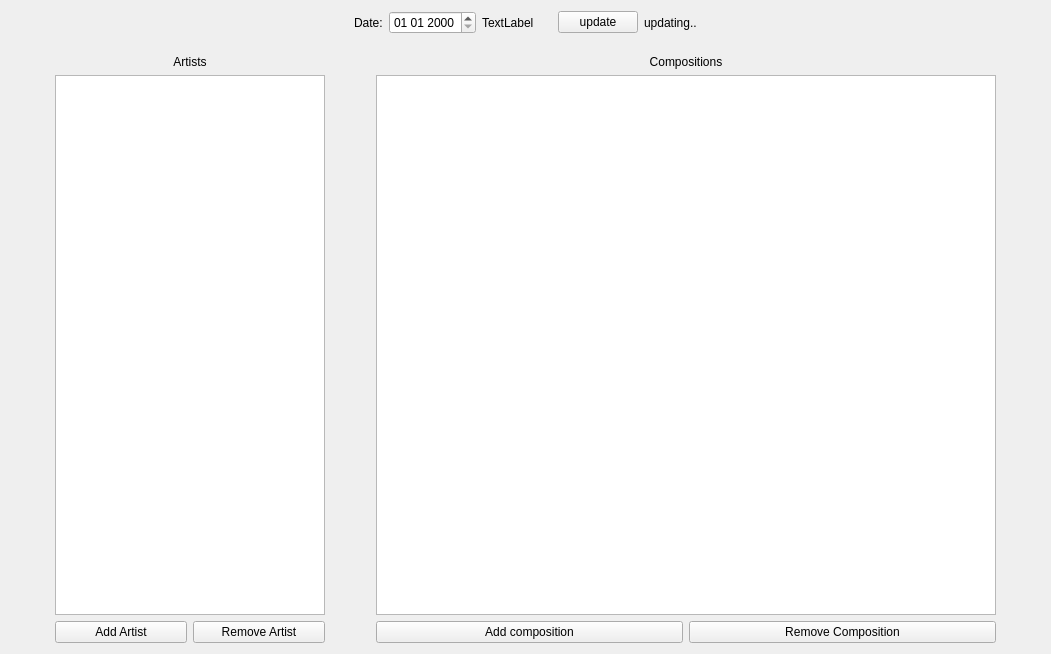
This is MusicChart/mainwindow.ui in SergySanJj/Music-Chart as Qt 5 draws it before an edit. The edited form follows.
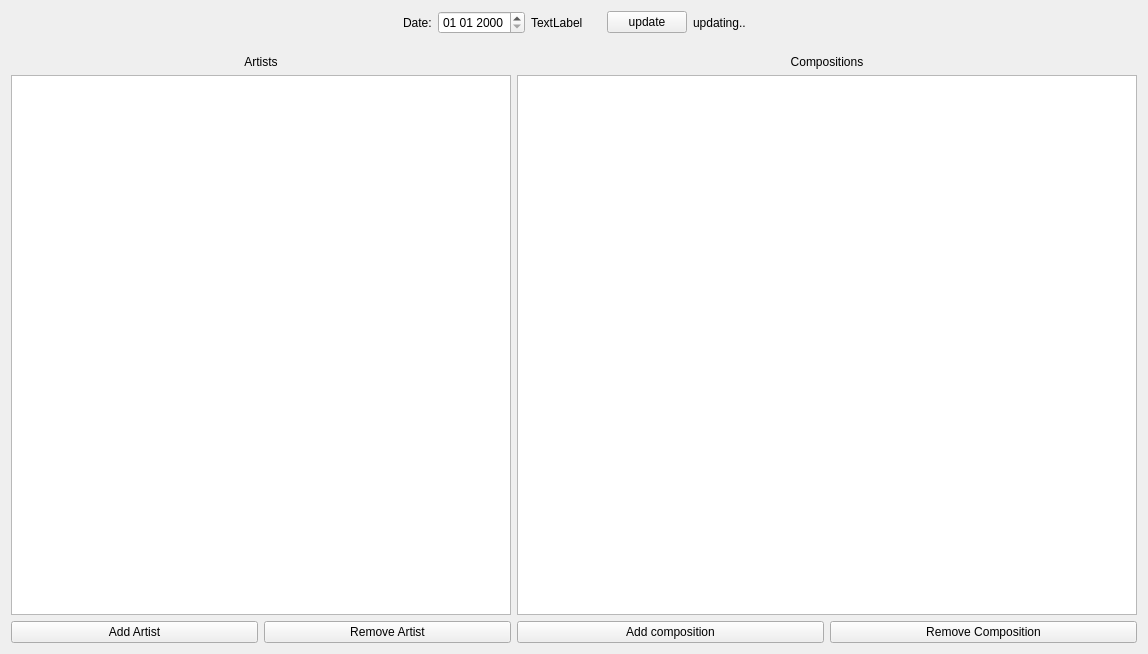
This is the edited form.

The edit to the form file:
```diff
--- a/MusicChart/mainwindow.ui
+++ b/MusicChart/mainwindow.ui
@@ -143,7 +143,7 @@
          <widget class="QTableView" name="ArtistsView">
           <property name="minimumSize">
            <size>
-            <width>270</width>
+            <width>500</width>
             <height>0</height>
            </size>
           </property>
```
